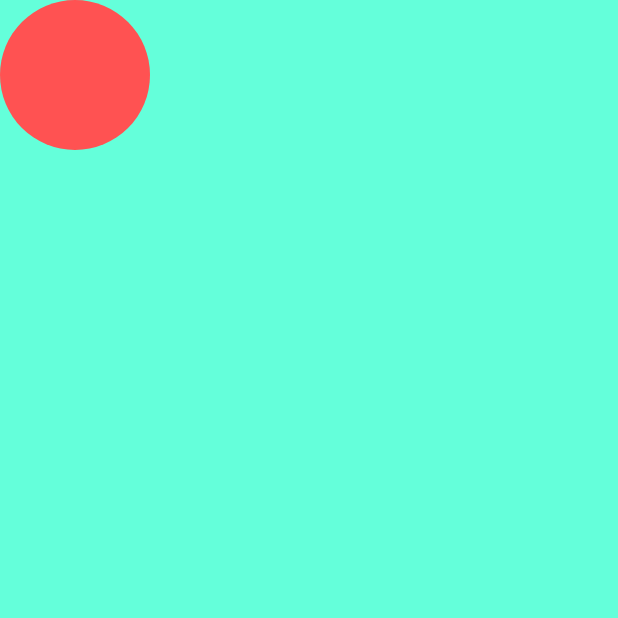
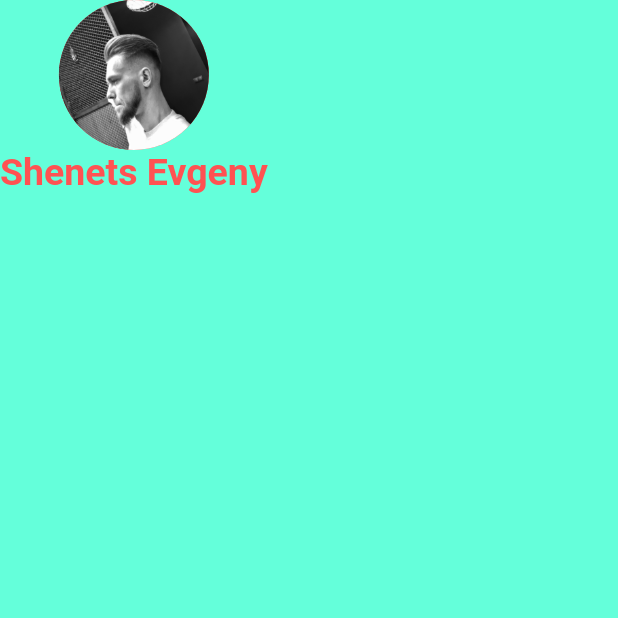
Before and after one commit to evgenyshenets91/flutter2, a Flutter app: the screen it shows after launch, on a phone screen of 412 x 824 dp, the top half of it. Run offline on Flutter 3.47's test engine with Material 2 defaults, Android fonts, the phone set to English and light mode, and no system bars.

Commit message:
add circleAvatar with text

```diff
--- a/lib/main.dart
+++ b/lib/main.dart
@@ -5,7 +5,6 @@ void main() {
 }
 
 class MyApp extends StatelessWidget {
-  // This widget is the root of your application.
   @override
   Widget build(BuildContext context) {
     return MaterialApp(
@@ -17,16 +16,29 @@ class MyApp extends StatelessWidget {
       ),
       home: Scaffold(
         backgroundColor: Colors.tealAccent,
-        body: SafeArea(
+        body: buildContainer(),
+      ),
+    );
+  }
+
+  SafeArea buildContainer() {
+    return SafeArea(
       child: Column(
         children: <Widget>[
           CircleAvatar(
             radius: 50,
             backgroundColor: Colors.redAccent,
+            backgroundImage: AssetImage('images/avatar.jpeg'),
+          ),
+          Text(
+            'Shenets Evgeny',
+            style: TextStyle(
+              fontWeight: FontWeight.bold,
+              color: Colors.redAccent,
+              fontSize: 25,
+            ),
           )
         ],
-          ),
-        ),
       ),
     );
   }
```
Also changed, not shown: pubspec.yaml (+2 -54 lines), images/avatar.jpeg (added). Lines whose indentation alone changed are shown as unchanged.
